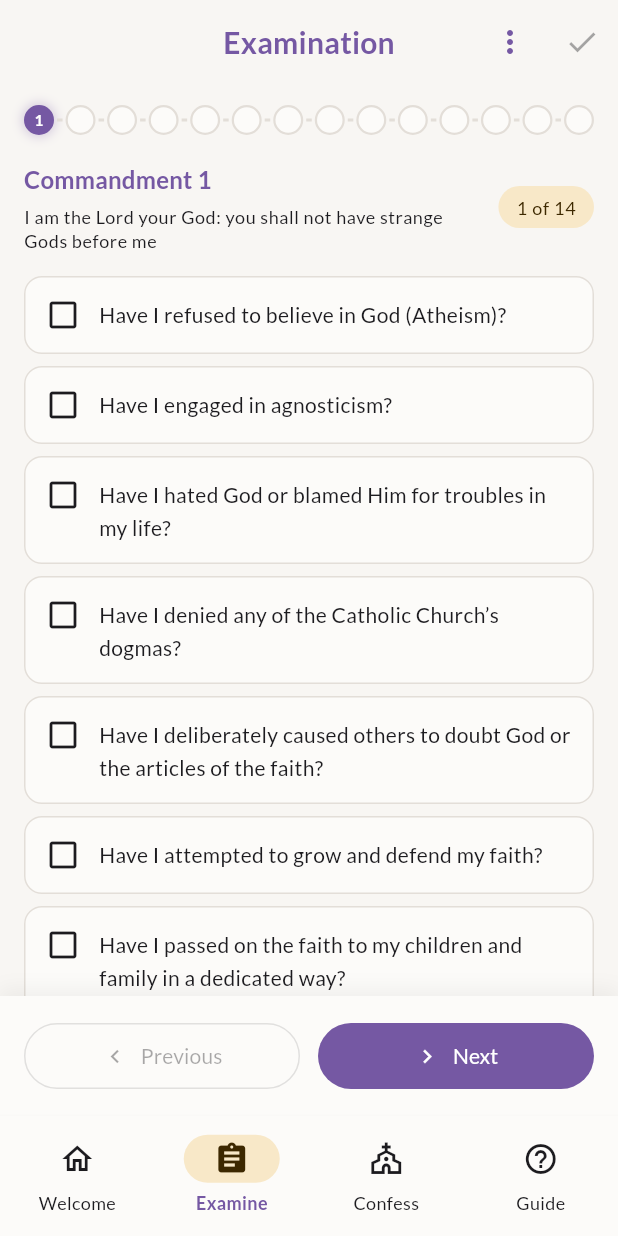
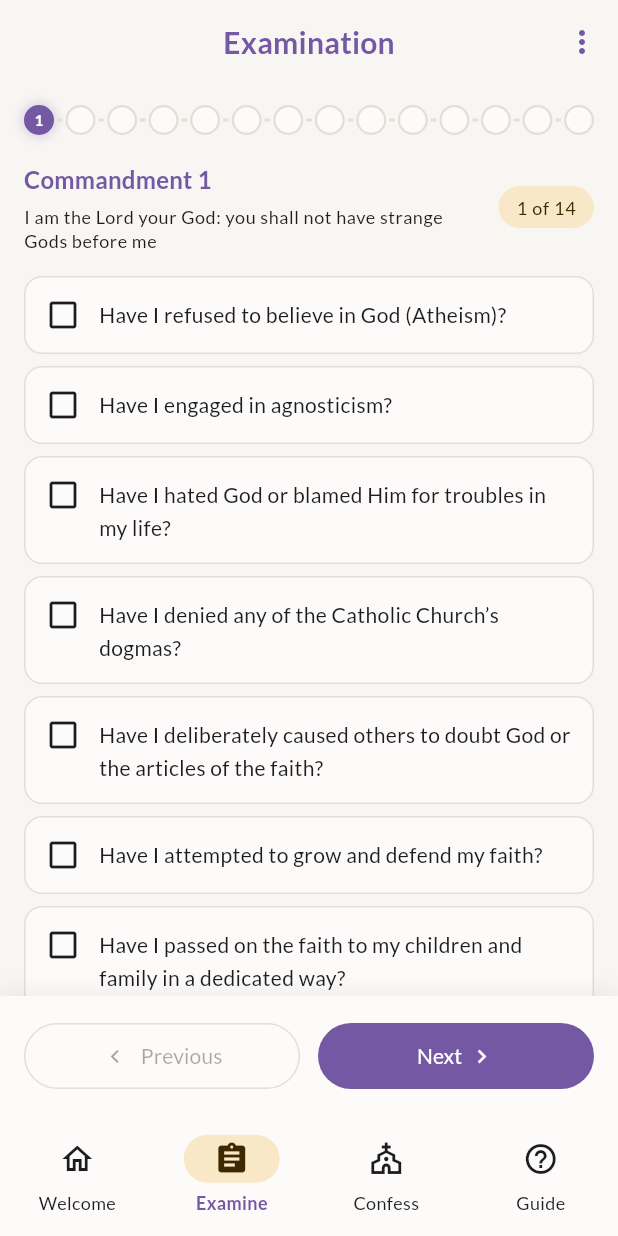
Before and after one commit to sabinjose/metanoia, a Flutter app: the ExaminationScreen screen opened by its route, on a phone screen of 412 x 824 dp. Run offline on Flutter 3.47's test engine with Material 3 defaults, Android fonts, the phone set to English and light mode, and no system bars; drawn by our look-alikes of flutter_animate; our stand-ins replace drift, flutter_local_notifications, flutter_riverpod, flutter_secure_storage, go_router, google_fonts and 6 more; accounts and stored records are empty; generated files the repository leaves out were written again.

Commit message:
Improve examination screen UI/UX
1. Remove duplicate finish button from AppBar
   - The bottom navigation bar already has finish with summary
   - Removes confusing duplicate path

2. Localize all hardcoded strings
   - Clear draft dialog title and message
   - Draft restored snackbar
   - Time ago strings (just now, X minutes ago, X hours ago)
   - General commandment label
   - Added Malayalam translations

3. Add empty state for commandment pages
   - Shows friendly message when no questions in section
   - Icon and text to guide user

4. Improve navigation button layout
   - Previous button: icon on left (natural back direction)
   - Next button: icon on right (natural forward direction)
   - Finish button keeps checkmark on left

🤖 Generated with [Claude Code](https://claude.com/claude-code)

Co-Authored-By: Claude <noreply@anthropic.com>

```diff
--- a/lib/src/core/localization/l10n/app_localizations.dart
+++ b/lib/src/core/localization/l10n/app_localizations.dart
@@ -1192,6 +1192,66 @@ abstract class AppLocalizations {
   /// In en, this message translates to:
   /// **'Proceed'**
   String get proceedToConfess;
+
+  /// No description provided for @clearDraftTitle.
+  ///
+  /// In en, this message translates to:
+  /// **'Clear Draft?'**
+  String get clearDraftTitle;
+
+  /// No description provided for @clearDraftMessage.
+  ///
+  /// In en, this message translates to:
+  /// **'This will remove all selected questions. Are you sure?'**
+  String get clearDraftMessage;
+
+  /// No description provided for @clearDraft.
+  ///
+  /// In en, this message translates to:
+  /// **'Clear Draft'**
+  String get clearDraft;
+
+  /// No description provided for @clear.
+  ///
+  /// In en, this message translates to:
+  /// **'Clear'**
+  String get clear;
+
+  /// No description provided for @draftRestored.
+  ///
+  /// In en, this message translates to:
+  /// **'{count, plural, =1{Restored 1 item from your last session} other{Restored {count} items from your last session}}'**
+  String draftRestored(num count);
+
+  /// No description provided for @justNow.
+  ///
+  /// In en, this message translates to:
+  /// **'Just now'**
+  String get justNow;
+
+  /// No description provided for @minutesAgo.
+  ///
+  /// In en, this message translates to:
+  /// **'{count}m ago'**
+  String minutesAgo(Object count);
+
+  /// No description provided for @hoursAgo.
+  ///
+  /// In en, this message translates to:
+  /// **'{count}h ago'**
+  String hoursAgo(Object count);
+
+  /// No description provided for @general.
+  ///
+  /// In en, this message translates to:
+  /// **'General'**
+  String get general;
+
+  /// No description provided for @noQuestionsInSection.
+  ///
+  /// In en, this message translates to:
+  /// **'No questions in this section'**
+  String get noQuestionsInSection;
 }
 
 class _AppLocalizationsDelegate extends LocalizationsDelegate<AppLocalizations> {
--- a/lib/src/features/examination/presentation/examination_screen.dart
+++ b/lib/src/features/examination/presentation/examination_screen.dart
@@ -28,17 +28,16 @@ class _ExaminationScreenState extends ConsumerState<ExaminationScreen> {
     // Show snackbar after first frame if draft was restored
     WidgetsBinding.instance.addPostFrameCallback((_) {
       final controller = ref.read(examinationControllerProvider.notifier);
+      final l10n = AppLocalizations.of(context)!;
       if (controller.isDraftRestored && !_hasShownRestoreSnackbar) {
         _hasShownRestoreSnackbar = true;
         final count = ref.read(examinationControllerProvider).length;
         ScaffoldMessenger.of(context).showSnackBar(
           SnackBar(
-            content: Text(
-              'Restored $count question${count == 1 ? '' : 's'} from your last session',
-            ),
+            content: Text(l10n.draftRestored(count)),
             duration: const Duration(seconds: 3),
             action: SnackBarAction(
-              label: 'Clear',
+              label: l10n.clear,
               onPressed: () async {
                 await controller.clearDraft();
               },
@@ -86,7 +85,7 @@ class _ExaminationScreenState extends ConsumerState<ExaminationScreen> {
                       Padding(
                         padding: const EdgeInsets.only(top: 2.0),
                         child: Text(
-                          _getTimeAgo(controller.lastSavedAt!),
+                          _getTimeAgo(controller.lastSavedAt!, l10n),
                           style: Theme.of(
                             context,
                           ).textTheme.labelSmall?.copyWith(
@@ -106,18 +105,16 @@ class _ExaminationScreenState extends ConsumerState<ExaminationScreen> {
                   context: context,
                   builder:
                       (context) => AlertDialog(
-                        title: const Text('Clear Draft?'),
-                        content: const Text(
-                          'This will remove all selected questions. Are you sure?',
-                        ),
+                        title: Text(l10n.clearDraftTitle),
+                        content: Text(l10n.clearDraftMessage),
                         actions: [
                           TextButton(
                             onPressed: () => Navigator.pop(context, false),
-                            child: const Text('Cancel'),
+                            child: Text(l10n.cancel),
                           ),
                           TextButton(
                             onPressed: () => Navigator.pop(context, true),
-                            child: const Text('Clear'),
+                            child: Text(l10n.clear),
                           ),
                         ],
                       ),
@@ -142,36 +139,17 @@ class _ExaminationScreenState extends ConsumerState<ExaminationScreen> {
                     ),
                   ),
                   if (selectedQuestions.isNotEmpty)
-                    const PopupMenuItem(
+                    PopupMenuItem(
                       value: 'clear',
                       child: Row(
                         children: [
-                          Icon(Icons.delete_outline),
-                          SizedBox(width: 8),
-                          Text('Clear Draft'),
+                          const Icon(Icons.delete_outline),
+                          const SizedBox(width: 8),
+                          Text(l10n.clearDraft),
                         ],
                       ),
                     ),
                 ],
-          ),
-          IconButton(
-            icon: const Icon(Icons.check),
-            onPressed:
-                selectedQuestions.isEmpty
-                    ? null
-                    : () async {
-                      final controller = ref.read(
-                        examinationControllerProvider.notifier,
-                      );
-                      await controller.saveConfession();
-                      // Invalidate the confession provider so it refreshes
-                      ref.invalidate(activeConfessionProvider);
-                      if (context.mounted) {
-                        context.go('/confess');
-                        // Clear the examination state after navigation
-                        await controller.clearAfterSave();
-                      }
-                    },
           ),
         ],
       ),
@@ -200,16 +178,16 @@ class _ExaminationScreenState extends ConsumerState<ExaminationScreen> {
     }
   }
 
-  String _getTimeAgo(DateTime dateTime) {
+  String _getTimeAgo(DateTime dateTime, AppLocalizations l10n) {
     final now = DateTime.now();
     final difference = now.difference(dateTime);
 
     if (difference.inSeconds < 60) {
-      return 'Just now';
+      return l10n.justNow;
     } else if (difference.inMinutes < 60) {
-      return '${difference.inMinutes}m ago';
+      return l10n.minutesAgo(difference.inMinutes);
     } else {
-      return '${difference.inHours}h ago';
+      return l10n.hoursAgo(difference.inHours);
     }
   }
 
--- a/lib/src/features/examination/presentation/widgets/guided_examination_view.dart
+++ b/lib/src/features/examination/presentation/widgets/guided_examination_view.dart
@@ -266,7 +266,7 @@ class _GuidedExaminationViewState extends ConsumerState<GuidedExaminationView> {
       child: SafeArea(
         child: Row(
           children: [
-            // Previous button
+            // Previous button - icon on left (natural for "back")
             Expanded(
               child: OutlinedButton.icon(
                 onPressed: isFirstPage ? null : _previousPage,
@@ -278,7 +278,7 @@ class _GuidedExaminationViewState extends ConsumerState<GuidedExaminationView> {
               ),
             ),
             const SizedBox(width: 12),
-            // Next / Finish button
+            // Next / Finish button - icon on right for "forward" direction
             Expanded(
               child: isLastPage
                   ? FilledButton.icon(
@@ -291,12 +291,18 @@ class _GuidedExaminationViewState extends ConsumerState<GuidedExaminationView> {
                         padding: const EdgeInsets.symmetric(vertical: 12),
                       ),
                     )
-                  : FilledButton.icon(
+                  : FilledButton(
                       onPressed: _nextPage,
-                      icon: const Icon(Icons.chevron_right),
-                      label: Text(l10n.nextCommandment),
                       style: FilledButton.styleFrom(
                         padding: const EdgeInsets.symmetric(vertical: 12),
+                      ),
+                      child: Row(
+                        mainAxisSize: MainAxisSize.min,
+                        children: [
+                          Text(l10n.nextCommandment),
+                          const SizedBox(width: 4),
+                          const Icon(Icons.chevron_right),
+                        ],
                       ),
                     ),
             ),
@@ -362,6 +368,8 @@ class _CommandmentPage extends ConsumerWidget {
 
   @override
   Widget build(BuildContext context, WidgetRef ref) {
+    final theme = Theme.of(context);
+    final l10n = AppLocalizations.of(context)!;
     final allItems = <Widget>[];
 
     // Standard questions
@@ -414,6 +422,33 @@ class _CommandmentPage extends ConsumerWidget {
         _AddYourOwnTile(
           onTap: () => onAddCustomSin(
             item.isGeneral ? null : item.commandment?.code,
+          ),
+        ),
+      );
+    }
+
+    // Empty state if no questions and no add option
+    if (allItems.isEmpty) {
+      return Center(
+        child: Padding(
+          padding: const EdgeInsets.all(32),
+          child: Column(
+            mainAxisSize: MainAxisSize.min,
+            children: [
+              Icon(
+                Icons.check_circle_outline,
+                size: 48,
+                color: theme.colorScheme.primary.withValues(alpha: 0.5),
+              ),
+              const SizedBox(height: 16),
+              Text(
+                l10n.noQuestionsInSection,
+                style: theme.textTheme.bodyLarge?.copyWith(
+                  color: theme.colorScheme.onSurfaceVariant,
+                ),
+                textAlign: TextAlign.center,
+              ),
+            ],
           ),
         ),
       );
```
Also changed, not shown: lib/src/core/localization/l10n/app_en.arb (+12 -1 lines), lib/src/core/localization/l10n/app_localizations_en.dart (+42 -0 lines), lib/src/core/localization/l10n/app_localizations_ml.dart (+42 -0 lines), lib/src/core/localization/l10n/app_ml.arb (+12 -1 lines), lib/src/features/examination/presentation/widgets/examination_summary_sheet.dart (+4 -4 lines).
